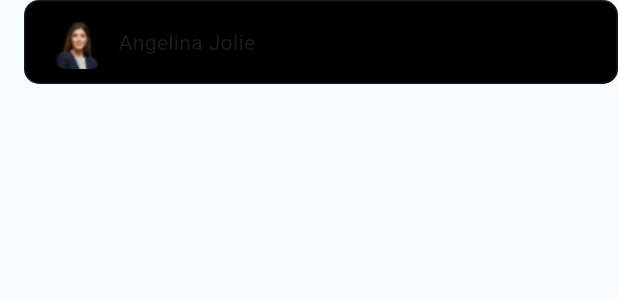
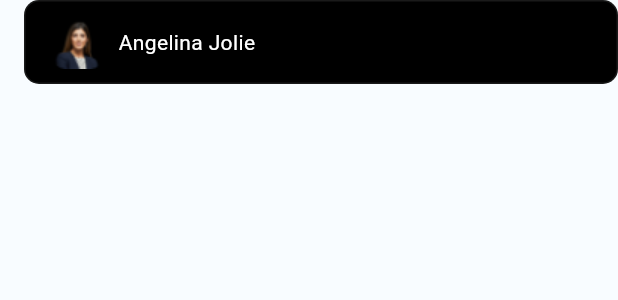
Before and after one commit to Ledoux-Kahenga/Gestion-de-transfert, a Flutter app: the ProfileCard widget shown alone on an empty page, opened directly, on a phone screen of 412 x 824 dp. Shown: the top 300 px of the screen. Run offline on Flutter 3.47's test engine with Material 3 defaults, Android fonts, the phone set to English and light mode, and no system bars; our stand-ins replace flutter_svg; project files that could hold a hidden picture were left out.

Commit message:
Modification de profil

```diff
--- a/lib/screens/agence/header.dart
+++ b/lib/screens/agence/header.dart
@@ -50,7 +50,10 @@ class ProfileCard extends StatelessWidget {
           Padding(
             padding:
                 EdgeInsets.symmetric(horizontal: AppTexts.defaultPadding / 2),
-            child: Text("Angelina Jolie"),
+            child: Text(
+              "Angelina Jolie",
+              style: TextStyle(color: Colors.white),
+            ),
           ),
           Icon(Icons.keyboard_arrow_down),
         ],
```
